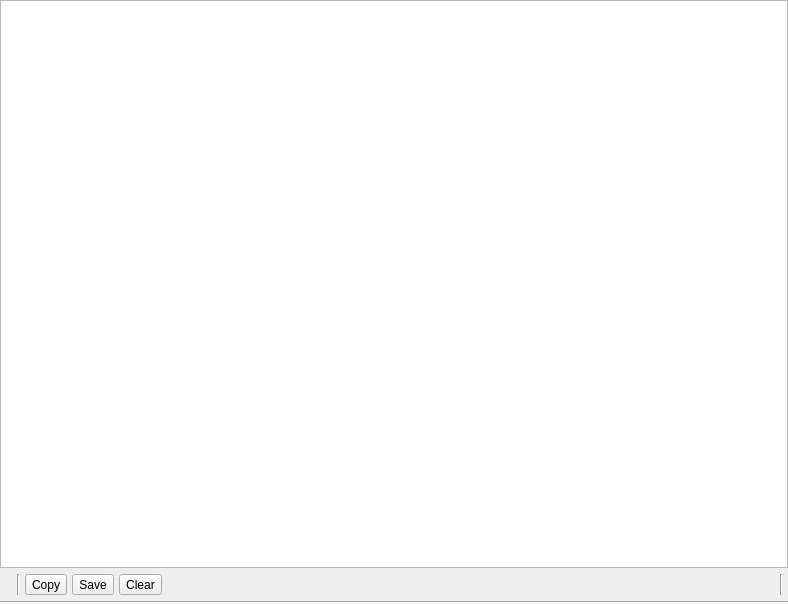
saturneric/GpgFrontend, file ui/InfoBoard.ui: the form before one commit.
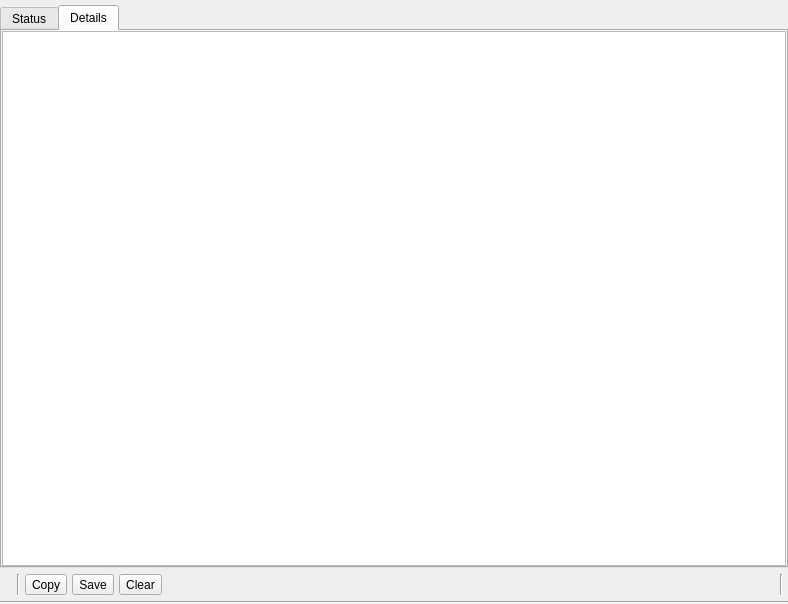
The form after the commit. The open tabs and pages were chosen to show the change. Icons and pictures are not drawn.

Commit message: feat(ui): add tabs to `InfoBoard` and SHA256 label

```diff
--- a/ui/InfoBoard.ui
+++ b/ui/InfoBoard.ui
@@ -28,11 +28,20 @@
    </property>
    <item row="0" column="0">
     <layout class="QVBoxLayout" name="verticalLayout">
+     <property name="topMargin">
+      <number>5</number>
+     </property>
      <item>
       <layout class="QVBoxLayout" name="verticalLayout_2">
        <item>
-        <widget class="QStackedWidget" name="stackedWidget">
-         <widget class="QWidget" name="page">
+        <widget class="QTabWidget" name="tabWidget">
+         <property name="currentIndex">
+          <number>0</number>
+         </property>
+         <widget class="QWidget" name="page_1" native="true">
+          <attribute name="title">
+           <string>Status</string>
+          </attribute>
           <layout class="QVBoxLayout" name="verticalLayout_3">
            <property name="leftMargin">
             <number>0</number>
@@ -46,6 +55,28 @@
            <property name="bottomMargin">
             <number>0</number>
            </property>
+          </layout>
+         </widget>
+         <widget class="QWidget" name="page_2" native="true">
+          <attribute name="title">
+           <string>Details</string>
+          </attribute>
+          <layout class="QVBoxLayout" name="verticalLayout_5">
+           <property name="spacing">
+            <number>0</number>
+           </property>
+           <property name="leftMargin">
+            <number>0</number>
+           </property>
+           <property name="topMargin">
+            <number>0</number>
+           </property>
+           <property name="rightMargin">
+            <number>0</number>
+           </property>
+           <property name="bottomMargin">
+            <number>0</number>
+           </property>
            <item>
             <widget class="QTextBrowser" name="infoBoard">
              <property name="readOnly">
@@ -55,7 +86,6 @@
            </item>
           </layout>
          </widget>
-         <widget class="QWidget" name="page_2"/>
         </widget>
        </item>
       </layout>
```
The commit also changes 1 other file.
